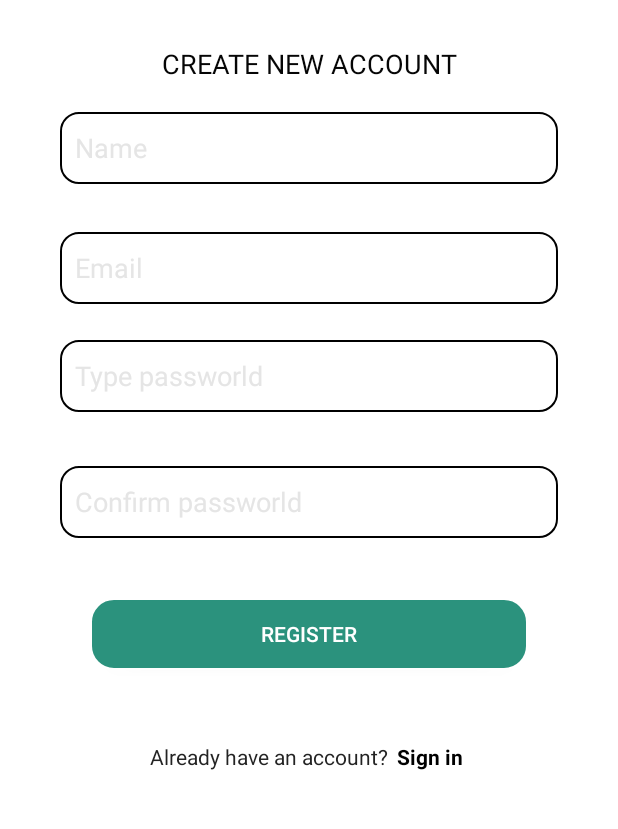
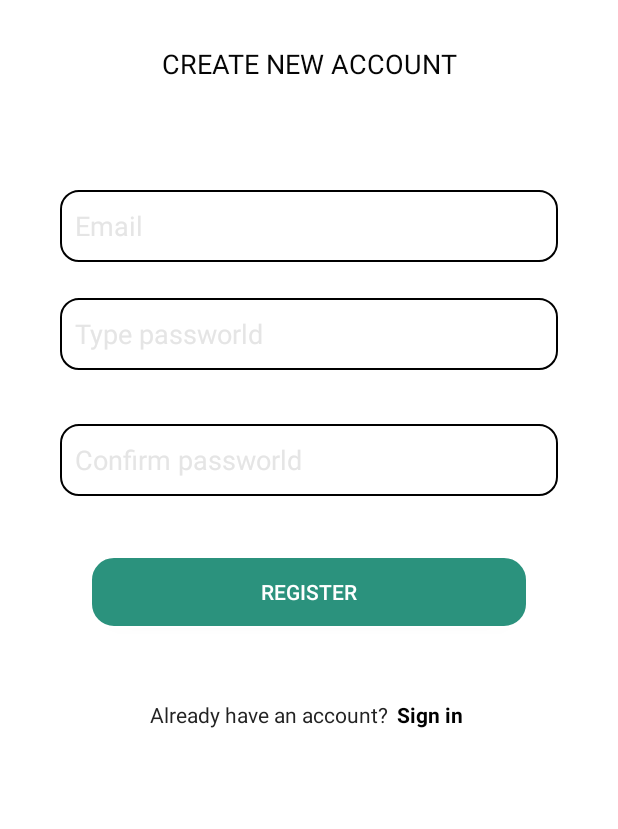
Before and after one commit to nguyenhoanganh1410/DHKTPM15A_Nhom06_ToDoList, an Android app: the RegisterActivity screen opened directly, with no data from a screen before it, on a phone screen of 412 x 824 dp, the part 234-1063 px from its top. Run offline under Robolectric (Android 15) with nearby library versions, the phone set to English and light mode, and no system bars; our stand-ins replace Firebase (no records; nobody signed in at launch, a user with empty details on screens opened directly).

```diff
--- a/app/src/main/res/layout/activity_register.xml
+++ b/app/src/main/res/layout/activity_register.xml
@@ -7,26 +7,6 @@
     android:background="@color/white"
     tools:context=".activity.RegisterActivity"
     >
-
-    <EditText
-        android:id="@+id/idUserName"
-        android:layout_width="match_parent"
-        android:layout_height="wrap_content"
-        android:layout_marginStart="40dp"
-        android:layout_marginTop="20dp"
-        android:layout_marginEnd="40dp"
-        android:background="@drawable/edit_text_border"
-        android:ems="10"
-        android:hint="Name"
-        android:inputType="textPersonName"
-        android:minHeight="48dp"
-        android:padding="10dp"
-        android:textColor="@color/black"
-        android:textColorHint="#E5E5E5"
-        app:layout_constraintEnd_toEndOf="parent"
-        app:layout_constraintHorizontal_bias="0.0"
-        app:layout_constraintStart_toStartOf="parent"
-        app:layout_constraintTop_toBottomOf="@+id/textView5" />
 
     <ImageView
         android:id="@+id/imageView"
@@ -55,7 +35,7 @@
         android:layout_width="match_parent"
         android:layout_height="wrap_content"
         android:layout_marginStart="40dp"
-        android:layout_marginTop="100dp"
+        android:layout_marginTop="72dp"
         android:layout_marginEnd="40dp"
         android:background="@drawable/edit_text_border"
         android:ems="10"
@@ -111,7 +91,7 @@
         app:layout_constraintTop_toBottomOf="@+id/passworldRegister" />
 
     <androidx.appcompat.widget.AppCompatButton
-        android:id="@+id/button4"
+        android:id="@+id/btnRegister"
         android:layout_width="match_parent"
         android:layout_height="wrap_content"
         android:layout_marginStart="60dp"
@@ -132,8 +112,8 @@
         android:layout_marginTop="48dp"
         android:text="Already have an account?"
         android:textColor="#232323"
-        app:layout_constraintStart_toStartOf="@+id/button4"
-        app:layout_constraintTop_toBottomOf="@+id/button4" />
+        app:layout_constraintStart_toStartOf="@+id/btnRegister"
+        app:layout_constraintTop_toBottomOf="@+id/btnRegister" />
 
     <TextView
         android:id="@+id/txtSignin"
```
Also changed, not shown: app/src/main/java/com/example/dhktpm15a_nhom06_todoapp/MainActivity.java (+25 -2 lines), app/src/main/java/com/example/dhktpm15a_nhom06_todoapp/activity/HomeActivity.java (+11 -1 lines), app/src/main/java/com/example/dhktpm15a_nhom06_todoapp/activity/LoginActivity.java (+28 -2 lines), app/src/main/java/com/example/dhktpm15a_nhom06_todoapp/activity/RegisterActivity.java (+44 -13 lines), app/src/main/java/com/example/dhktpm15a_nhom06_todoapp/utils/NetWorkUtil.java (added, +29 -0 lines).
